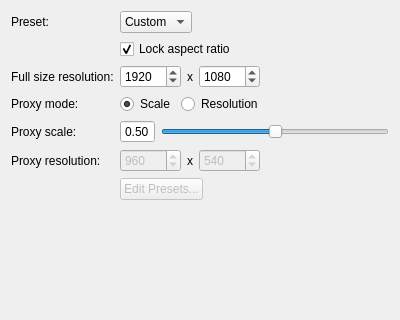
mjbonnington/icarus-gps, file core/ui/settings_resolution_ui.ui: the form before one commit.
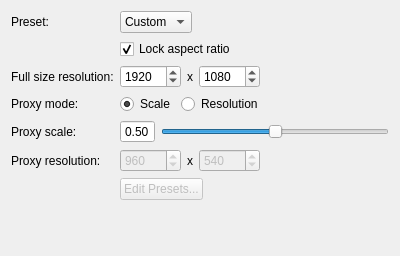
The form after the commit.

```diff
--- a/core/ui/settings_resolution_ui.ui
+++ b/core/ui/settings_resolution_ui.ui
@@ -7,7 +7,7 @@
     <x>0</x>
     <y>0</y>
     <width>400</width>
-    <height>320</height>
+    <height>256</height>
    </rect>
   </property>
   <property name="windowTitle">
```
Left out of the diff: 3 changed lines with no effect on the pictures.
